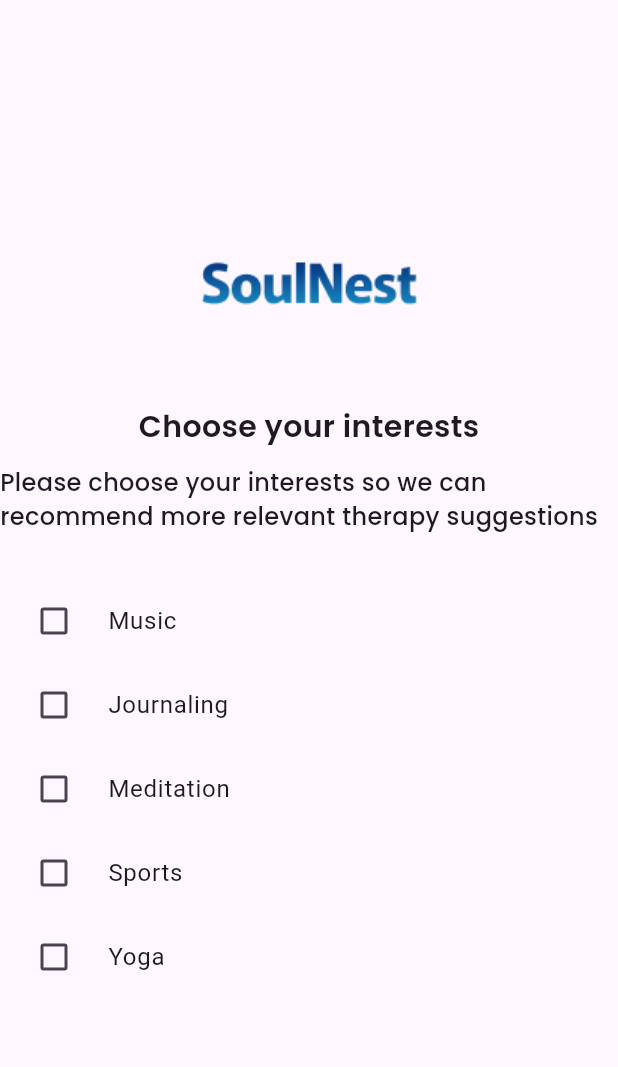
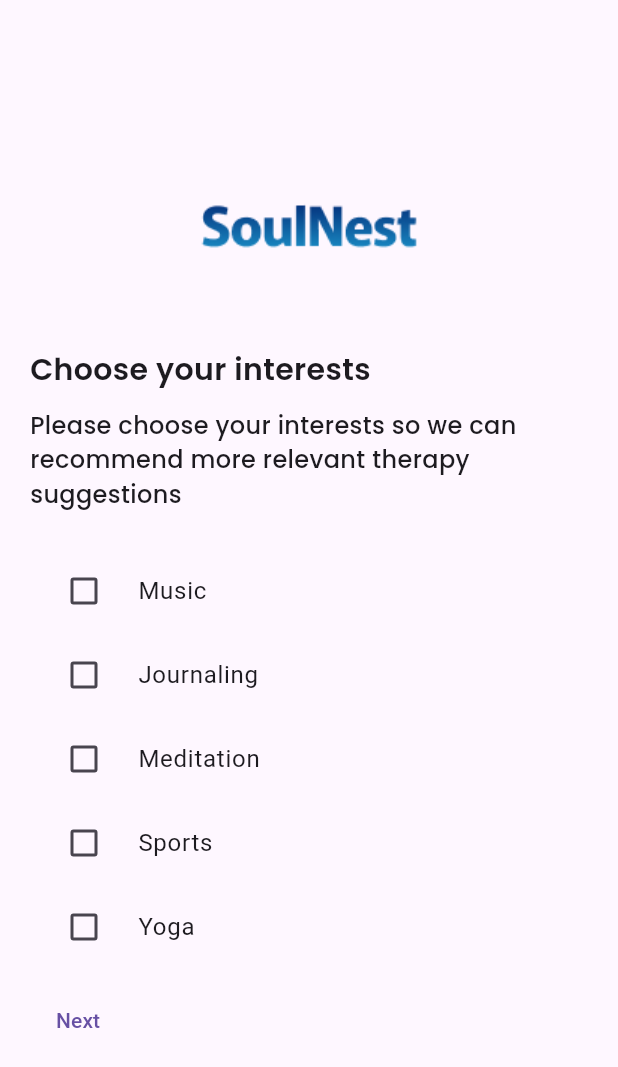
Before and after one commit to Team-CURLYBRACES/SoulNest, a Flutter app: the screen it shows after launch, on a phone screen of 412 x 824 dp. Shown: the top 1067 px of the screen. Run offline on Flutter 3.47's test engine with Material 3 defaults, Android fonts, the phone set to English and light mode, and no system bars.

Commit message:
adding buttons

```diff
--- a/lib/screens/signup_interests.dart
+++ b/lib/screens/signup_interests.dart
@@ -22,11 +22,15 @@ class _MyWidgetState extends State<SignUp_Interests> {
   Widget build(BuildContext context) {
     return Scaffold(
         body: Center(
+          child: Padding(
+            padding: const EdgeInsets.symmetric(horizontal: 20),
       child: Column(
         mainAxisAlignment: MainAxisAlignment.center,
+        crossAxisAlignment: CrossAxisAlignment.start,
         children: [
           // logo
-          Image.asset('assets/logo.png'),
+          Center(
+          child: Image.asset('assets/logo.png'),),
 
           const SizedBox(height: 56),
           // title
@@ -50,13 +54,20 @@ class _MyWidgetState extends State<SignUp_Interests> {
             ),
           ),
 
-          const SizedBox(height: 30),
+          const SizedBox(height: 25),
           // checkboxes
           ...notifications.map(buildSingleCheckbox).toList(),
-           // previous and next buttons
+
+          const SizedBox(height: 10),
+          // previous and next buttons
+          TextButton(
+            onPressed: (){},
+            child: Text("Next")),
         ],
       ),
-    ));
+
+    ))
+    );
   }
 
   Widget buildSingleCheckbox(CheckBoxState checkbox) => CheckboxListTile(
--- /dev/null
+++ b/lib/themes/fonts.dart
@@ -0,0 +1 @@
+import 'package:flutter/material.dart';
```
